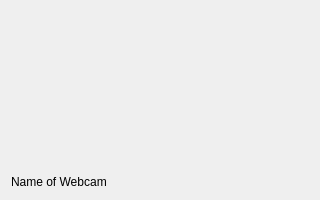
Above: fetwidgetuiform.ui from jpietrzak8/Fettuccine before the change. Below: the same form after it.
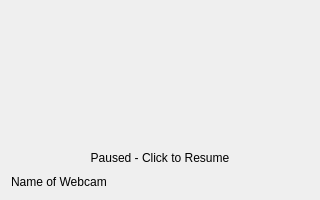
That is the form after the change. Icons and pictures are not drawn.

```diff
--- a/fetwidgetuiform.ui
+++ b/fetwidgetuiform.ui
@@ -85,6 +85,16 @@
      </layout>
     </widget>
    </item>
+   <item>
+    <widget class="QPushButton" name="statusButton">
+     <property name="text">
+      <string>Paused - Click to Resume</string>
+     </property>
+     <property name="flat">
+      <bool>true</bool>
+     </property>
+    </widget>
+   </item>
    <item>
     <widget class="QLabel" name="nameLabel">
      <property name="sizePolicy">
```
